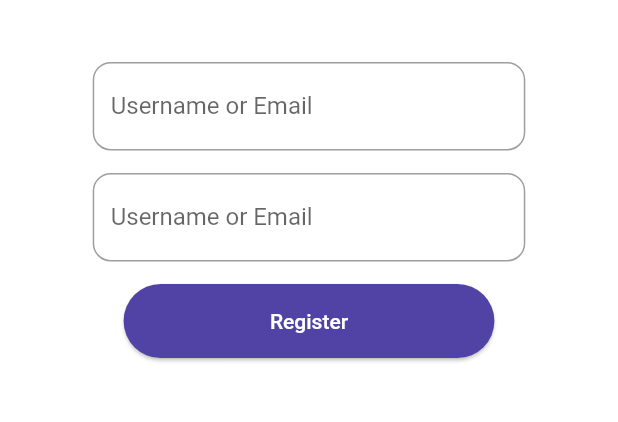
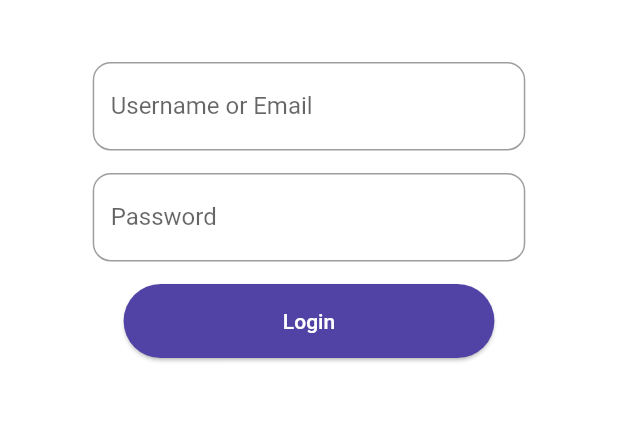
Before and after one commit to geekymeeky/chitchat, a Flutter app: the screen it shows after launch, after a tap on "Login", on a phone screen of 412 x 824 dp, the part 540-962 px from its top. Run offline on Flutter 3.47's test engine with Material 2 defaults, Android fonts, the phone set to English and light mode, and no system bars; our stand-ins replace animated_text_kit, firebase_auth, firebase_core; accounts and stored records are empty.

Commit message:
Login Page fixed
Co-authored-by: madiha123-design <70858557+madiha123-design@users.noreply.github.com>

```diff
--- a/lib/screens/login_screen.dart
+++ b/lib/screens/login_screen.dart
@@ -68,7 +68,7 @@ class _LoginScreenState extends State<LoginScreen> {
                 child: TextField(
                   autofocus: false,
                   obscureText: true,
-                  decoration: kTextFieldDecor,
+                  decoration: kTextFieldDecor.copyWith(hintText: 'Password'),
                   maxLines: 1,
                   onChanged: (value) {
                     password = value;
@@ -101,7 +101,7 @@ class _LoginScreenState extends State<LoginScreen> {
                     minimumSize: Size(queryData.size.width * 0.6,
                         queryData.size.height * 0.06)),
                 child: Text(
-                  'Register',
+                  'Login',
                   style: TextStyle(color: Colors.white),
                 ),
               )
```
